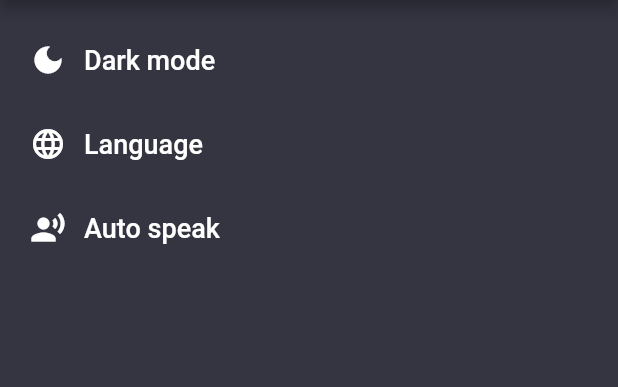
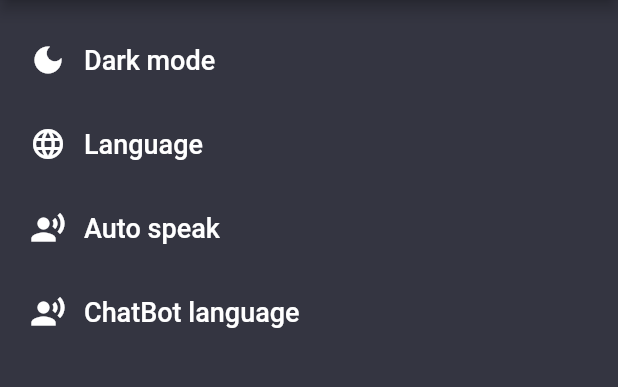
Before and after one commit to ntdat6310/voice_gpt_flutter, a Flutter app: the screen it shows after launch, after a tap on "Settings", on a phone screen of 412 x 824 dp, the part 84-471 px from its top. Run offline on Flutter 3.47's test engine with Material 2 defaults, Android fonts, the phone set to English and light mode, and no system bars; our stand-ins replace flutter_mobx, flutter_tts, hive, hive_flutter, mobx, shared_preferences and 1 more; missing offline and left inert: flutter_syntax_view; accounts and stored records are empty; generated files the repository leaves out were written again.

Commit message:
feat: add dialog to select chatbot language (text to speech)

```diff
--- a/lib/data/shared_preferences/constants/preferences.dart
+++ b/lib/data/shared_preferences/constants/preferences.dart
@@ -3,4 +3,5 @@ class Preferences {
   static const String isDarkMode = "isDarkMode";
   static const String currentLanguage = "currentLanguage";
   static const String autoSpeak = "autoSpeak";
+  static const String chatBotSpeakingLanguage = "chatBotSpeakingLanguage";
 }
--- a/lib/data/shared_preferences/shared_preference_helper.dart
+++ b/lib/data/shared_preferences/shared_preference_helper.dart
@@ -69,4 +69,16 @@ class SharedPreferenceHelper {
     return _instance._sharedPreferences
         .setBool(Preferences.autoSpeak, isAutoSpeak);
   }
+
+  // ChatBot Speaking Language:----------------------------------------------
+  static String get chatBotSpeakingLanguage {
+    _instance._checkInitialization();
+    return _instance._sharedPreferences.getString(Preferences.chatBotSpeakingLanguage) ?? "en-US";
+  }
+
+  static Future<void> changeChatBotSpeakingLanguage({required String chatBotSpeakingLanguage}) {
+    _instance._checkInitialization();
+    return _instance._sharedPreferences
+        .setString(Preferences.chatBotSpeakingLanguage, chatBotSpeakingLanguage);
+  }
 }
--- a/lib/stores/text_to_speech/text_to_speech.dart
+++ b/lib/stores/text_to_speech/text_to_speech.dart
@@ -33,12 +33,16 @@ abstract class _TextToSpeechBase with Store {
   @readonly
   int _messageSpeakingIndex = -1;
 
-  _TextToSpeechBase() : _isAutoSpeak = SharedPreferenceHelper.autoSpeak {
+  _TextToSpeechBase()
+      : _isAutoSpeak = SharedPreferenceHelper.autoSpeak,
+        _language = SharedPreferenceHelper.chatBotSpeakingLanguage {
     _initTts();
   }
 
   Future<void> _initTts() async {
     _flutterTts = FlutterTts();
+
+    _flutterTts.setLanguage(_language!);
 
     _flutterTts.setStartHandler(() {
       _isPlaying = true;
@@ -110,4 +114,11 @@ abstract class _TextToSpeechBase with Store {
     _isPlaying = false;
     _messageSpeakingIndex = -1;
   }
+
+  Future<List> getLanguages() async {
+    List<dynamic> languages = await _flutterTts.getLanguages;
+    print("languages:_______________");
+    print(languages.toString());
+    return languages;
+  }
 }
--- a/lib/ui/chat/chat_page.dart
+++ b/lib/ui/chat/chat_page.dart
@@ -48,6 +48,7 @@ class _ChatPageState extends State<ChatPage> {
       // Navigator.pop(context, chatStore.conversation);
       // Không nên để Navigator.pop ở dispose. Vì sao?
     }
+    textToSpeechStore.stop();
     super.dispose();
   }
 
--- a/lib/ui/setting/components/auto_speak_dialog.dart
+++ b/lib/ui/setting/components/auto_speak_dialog.dart
@@ -1,6 +1,5 @@
 import 'package:flutter/material.dart';
 import 'package:voice_gpt_flutter/shared/enum.dart';
-import 'package:voice_gpt_flutter/shared/styles/background.dart';
 
 class AutoSpeakDialog extends StatelessWidget {
   const AutoSpeakDialog({Key? key, required this.initialStatus})
--- a/lib/ui/setting/setting_page.dart
+++ b/lib/ui/setting/setting_page.dart
@@ -1,17 +1,39 @@
 import 'package:flutter/material.dart';
 import 'package:voice_gpt_flutter/shared/enum.dart';
 import 'package:voice_gpt_flutter/stores/auto_speak/auto_speak.dart';
+import 'package:voice_gpt_flutter/stores/chatbot_speaking_language/chatbot_speaking_language.dart';
+import 'package:voice_gpt_flutter/stores/text_to_speech/text_to_speech.dart';
 import 'package:voice_gpt_flutter/ui/setting/components/auto_speak_dialog.dart';
+import 'package:voice_gpt_flutter/ui/setting/components/language_speak_chatbot_dialog.dart';
 
 import '../../shared/styles/background.dart';
 
-class SettingPage extends StatelessWidget {
-  SettingPage({Key? key}) : super(key: key);
+class SettingPage extends StatefulWidget {
+  const SettingPage({Key? key}) : super(key: key);
+
+  @override
+  State<SettingPage> createState() => _SettingPageState();
+}
+
+class _SettingPageState extends State<SettingPage> {
   final AutoSpeakStore _autoSpeakStore = AutoSpeakStore();
+  final ChatBotSpeakingLanguageStore _chatBotSpeakingLanguageStore =
+      ChatBotSpeakingLanguageStore();
+  final TextToSpeechStore _textToSpeechStore = TextToSpeechStore();
+  List<dynamic> languagesChatBot = [];
+
+  @override
+  void initState() {
+    _textToSpeechStore.getLanguages().then((value) {
+      languagesChatBot = value;
+    });
+    super.initState();
+  }
 
   @override
   Widget build(BuildContext context) {
     print("AutoSpeak: ${_autoSpeakStore.isAutoSpeak.toString()}");
+    print("ChatBot Language: ${_chatBotSpeakingLanguageStore.chatBotSpeakingLanguage.toString()}");
 
     return SafeArea(
       child: Scaffold(
@@ -118,6 +140,45 @@ class SettingPage extends StatelessWidget {
                     ],
                   ),
                 ),
+                ElevatedButton(
+                  style: ButtonStyle(
+                    backgroundColor:
+                        MaterialStateProperty.all(Background.backgroundColor),
+                    padding: MaterialStateProperty.all(
+                        const EdgeInsets.symmetric(vertical: 16)),
+                    elevation: MaterialStateProperty.all(0),
+                  ),
+                  onPressed: () async {
+                    String? chatBotLanguage = await showDialog(
+                        context: context,
+                        builder: (context) {
+                          return LanguageSpeakChatBotDialog(
+                            languages: languagesChatBot,
+                          );
+                        });
+                    if (chatBotLanguage != null) {
+                      _chatBotSpeakingLanguageStore
+                          .changeChatBotSpeakingLanguage(chatBotLanguage);
+                    }
+                  },
+                  child: Row(
+                    mainAxisAlignment: MainAxisAlignment.start,
+                    crossAxisAlignment: CrossAxisAlignment.center,
+                    children: const [
+                      SizedBox(width: 8),
+                      Icon(Icons.record_voice_over,
+                          color: Colors.white, size: 24),
+                      SizedBox(width: 12),
+                      Text(
+                        "ChatBot language",
+                        style: TextStyle(
+                          color: Colors.white,
+                          fontSize: 18,
+                        ),
+                      ),
+                    ],
+                  ),
+                ),
               ],
             ),
           ),
```
Also changed, not shown: lib/stores/chatbot_speaking_language/chatbot_speaking_language.dart (added, +24 -0 lines), lib/ui/setting/components/language_speak_chatbot_dialog.dart (added, +29 -0 lines), lib/stores/chatbot_speaking_language/chatbot_speaking_language.g.dart (added).
